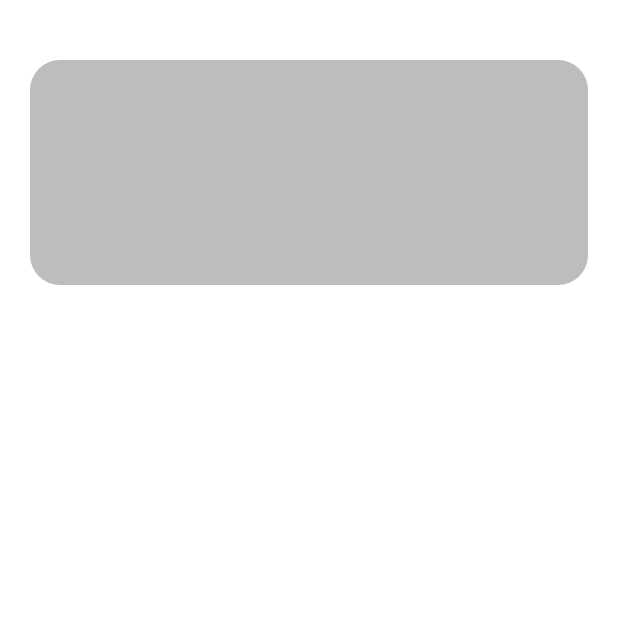
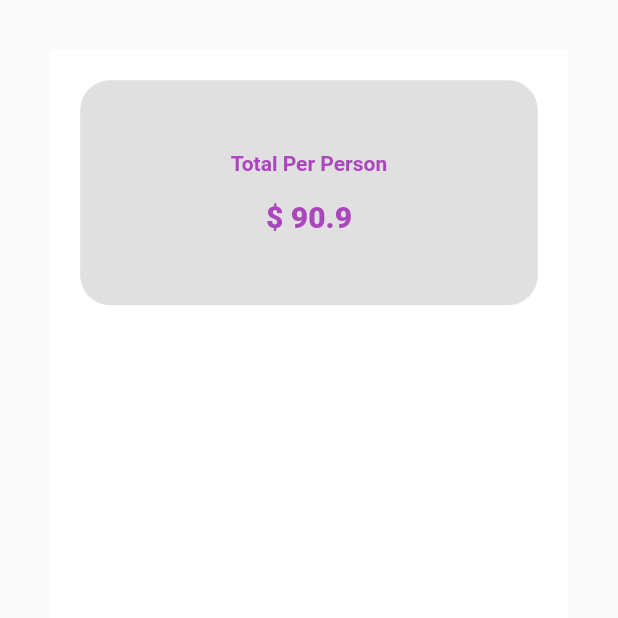
Before and after one commit to NegusNati/tip_calculator, a Flutter app: the screen it shows after launch, on a phone screen of 412 x 824 dp, the top half of it. Run offline on Flutter 3.47's test engine with Material 2 defaults, Android fonts, the phone set to English and light mode, and no system bars.

Commit message:
mediaQuery and result card

```diff
--- a/lib/screens/homeScreen.dart
+++ b/lib/screens/homeScreen.dart
@@ -12,19 +12,42 @@ class _HomeScreenState extends State<HomeScreen> {
   Widget build(BuildContext context) {
     return Scaffold(
       body: Container(
+        margin: EdgeInsets.all(MediaQuery.of(context).size.height * 0.04), //dynamic hight on any device
         alignment: Alignment.center,
         color: Colors.white,
         child: ListView(
           scrollDirection: Axis.vertical,
-          padding: const EdgeInsets.only(
-              top: 40.0, left: 20.0, right: 20.0, bottom: 20.0),
+          // padding: const EdgeInsets.only(
+          //     top: 40.0, left: 20.0, right: 20.0, bottom: 20.0), better way with midia Query
+          padding: const EdgeInsets.all(20.5),
           children: [
             Container(
               width: 150.0,
               height: 150.0,
               decoration: BoxDecoration(
-                color: Colors.grey[400],
+                color: Colors.grey[300],
                 borderRadius: BorderRadius.circular(20.0),
+              ),
+              child: Column(
+                mainAxisAlignment: MainAxisAlignment.center,
+                children: [
+                  Text(
+                    'Total Per Person',
+                    style: TextStyle(
+                        color: Colors.purple.shade400,
+                        fontWeight: FontWeight.bold),
+                  ),
+                  Divider(
+                    color: Colors.grey.shade300,
+                  ),
+                  Text(
+                    '\$ 90.9',
+                    style: TextStyle(
+                        color: Colors.purple.shade400,
+                        fontWeight: FontWeight.w900,
+                        fontSize: 20.0),
+                  ),
+                ],
               ),
             ),
           ],
```
